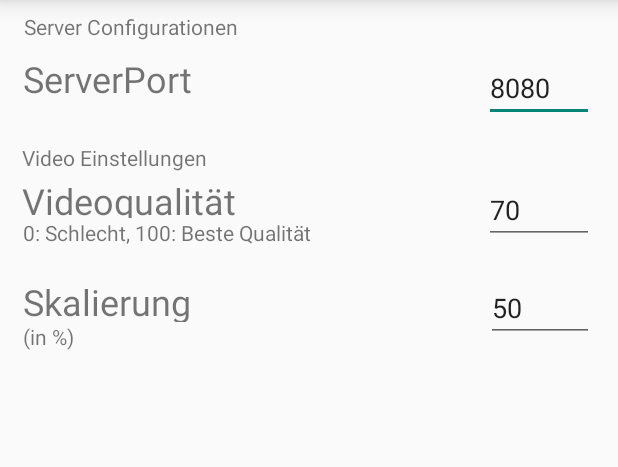
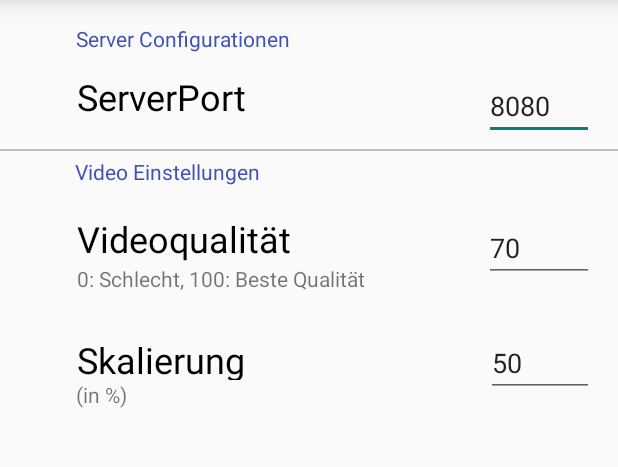
Before and after one commit to unknownSaschka/MobaApp, an Android app: the Settings screen opened directly, with no data from a screen before it, on a phone screen of 412 x 824 dp, the part 75-542 px from its top. Run offline under Robolectric (Android 15) with nearby library versions, the phone set to English and light mode, and no system bars; Roboto replaces fonts that are not available here.

Commit message:
App hat neues Logo

```diff
--- a/app/src/main/AndroidManifest.xml
+++ b/app/src/main/AndroidManifest.xml
@@ -11,7 +11,7 @@
     <uses-permission android:name="android.permission.READ_EXTERNAL_STORAGE" /> <!-- uses-permission android:name="android.permission.READ_CONTACTS"/ -->
     <application
         android:allowBackup="true"
-        android:icon="@mipmap/ic_launcher"
+        android:icon="@drawable/ic_logo"
         android:label="@string/app_name"
         android:roundIcon="@mipmap/ic_launcher_round"
         android:supportsRtl="true"
--- /dev/null
+++ b/app/src/main/res/drawable/ic_logo.xml
@@ -0,0 +1,5 @@
+<vector android:height="24dp" android:viewportHeight="417"
+    android:viewportWidth="417" android:width="24dp" xmlns:android="http://schemas.android.com/apk/res/android">
+    <path android:fillColor="#4abac6" android:pathData="M149.8,336.23l-34.69,-34.69l95.49,-95.49l-95.49,-95.49l34.69,-34.69l130.19,130.18l-130.19,130.18z"/>
+    <path android:fillColor="#dbdbdb" android:pathData="M208.5,358.13C126,358.13 58.87,291 58.87,208.5S126,58.87 208.5,58.87 358.13,126 358.13,208.5 291,358.13 208.5,358.13ZM208.5,107.93A100.57,100.57 0,1 0,309.07 208.5,100.68 100.68,0 0,0 208.5,107.93Z"/>
+</vector>
--- a/app/src/main/res/layout/activity_settings.xml
+++ b/app/src/main/res/layout/activity_settings.xml
@@ -15,15 +15,29 @@
         android:layout_width="match_parent"
         android:layout_height="match_parent">
 
+        <View
+            android:id="@+id/view"
+            android:layout_width="fill_parent"
+            android:layout_height="1dp"
+            android:layout_marginTop="8dp"
+            android:background="#c0c0c0"
+            app:layout_constraintEnd_toEndOf="parent"
+            app:layout_constraintHorizontal_bias="0.0"
+            app:layout_constraintStart_toStartOf="parent"
+            app:layout_constraintTop_toBottomOf="@+id/serverPortSetting" />
+
         <EditText
             android:id="@+id/serverPortSettingsValue"
             android:layout_width="73dp"
             android:layout_height="45dp"
             android:layout_marginEnd="16dp"
-            android:layout_marginTop="8dp"
+            android:layout_marginStart="8dp"
+            android:layout_marginTop="12dp"
             android:ems="10"
             android:inputType="numberDecimal"
             app:layout_constraintEnd_toEndOf="parent"
+            app:layout_constraintHorizontal_bias="1.0"
+            app:layout_constraintStart_toEndOf="@+id/serverPortSetting"
             app:layout_constraintTop_toBottomOf="@+id/textView2" />
 
         <TextView
@@ -32,11 +46,12 @@
             android:layout_height="43dp"
             android:layout_marginEnd="8dp"
             android:layout_marginStart="8dp"
-            android:layout_marginTop="8dp"
+            android:layout_marginTop="12dp"
             android:text="ServerPort"
+            android:textColor="@android:color/black"
             android:textSize="24sp"
-            app:layout_constraintEnd_toStartOf="@+id/serverPortSettingsValue"
-            app:layout_constraintHorizontal_bias="0.082"
+            app:layout_constraintEnd_toEndOf="parent"
+            app:layout_constraintHorizontal_bias="0.241"
             app:layout_constraintStart_toStartOf="parent"
             app:layout_constraintTop_toBottomOf="@+id/textView2" />
 
@@ -44,9 +59,13 @@
             android:id="@+id/textView2"
             android:layout_width="152dp"
             android:layout_height="20dp"
-            android:layout_marginStart="16dp"
-            android:layout_marginTop="8dp"
+            android:layout_marginEnd="8dp"
+            android:layout_marginStart="8dp"
+            android:layout_marginTop="16dp"
             android:text="Server Configurationen"
+            android:textColor="@color/colorPrimary"
+            app:layout_constraintEnd_toEndOf="parent"
+            app:layout_constraintHorizontal_bias="0.176"
             app:layout_constraintStart_toStartOf="parent"
             app:layout_constraintTop_toBottomOf="@+id/toolbar" />
 
@@ -56,36 +75,41 @@
             android:layout_height="22dp"
             android:layout_marginEnd="8dp"
             android:layout_marginStart="8dp"
-            android:layout_marginTop="16dp"
+            android:layout_marginTop="4dp"
             android:text="Video Einstellungen"
+            android:textColor="@color/colorPrimary"
             app:layout_constraintEnd_toEndOf="parent"
-            app:layout_constraintHorizontal_bias="0.03"
+            app:layout_constraintHorizontal_bias="0.184"
             app:layout_constraintStart_toStartOf="parent"
-            app:layout_constraintTop_toBottomOf="@+id/serverPortSetting" />
+            app:layout_constraintTop_toBottomOf="@+id/view" />
 
         <TextView
             android:id="@+id/textView4"
             android:layout_width="232dp"
-            android:layout_height="28dp"
+            android:layout_height="33dp"
             android:layout_marginEnd="8dp"
             android:layout_marginStart="8dp"
+            android:layout_marginTop="16dp"
             android:text="Videoqualität"
+            android:textColor="@android:color/black"
             android:textSize="24sp"
-            app:layout_constraintEnd_toStartOf="@+id/streamQuality"
-            app:layout_constraintHorizontal_bias="0.088"
+            app:layout_constraintEnd_toEndOf="parent"
+            app:layout_constraintHorizontal_bias="0.263"
             app:layout_constraintStart_toStartOf="parent"
             app:layout_constraintTop_toBottomOf="@+id/videoSettings" />
 
         <EditText
             android:id="@+id/streamQuality"
             android:layout_width="73dp"
-            android:layout_height="wrap_content"
+            android:layout_height="45dp"
             android:layout_marginEnd="16dp"
-            android:layout_marginTop="36dp"
+            android:layout_marginStart="8dp"
             android:ems="10"
             android:inputType="numberDecimal"
             app:layout_constraintEnd_toEndOf="parent"
-            app:layout_constraintTop_toBottomOf="@+id/serverPortSettingsValue" />
+            app:layout_constraintHorizontal_bias="1.0"
+            app:layout_constraintStart_toEndOf="@+id/textView4"
+            app:layout_constraintTop_toTopOf="@+id/textView4" />
 
         <TextView
             android:id="@+id/textView5"
@@ -94,8 +118,8 @@
             android:layout_marginEnd="8dp"
             android:layout_marginStart="8dp"
             android:text="0: Schlecht, 100: Beste Qualität"
-            app:layout_constraintEnd_toStartOf="@+id/streamQuality"
-            app:layout_constraintHorizontal_bias="0.078"
+            app:layout_constraintEnd_toEndOf="parent"
+            app:layout_constraintHorizontal_bias="0.233"
             app:layout_constraintStart_toStartOf="parent"
             app:layout_constraintTop_toBottomOf="@+id/textView4" />
 
@@ -120,24 +144,27 @@
             android:layout_height="30dp"
             android:layout_marginEnd="8dp"
             android:layout_marginStart="8dp"
-            android:layout_marginTop="12dp"
+            android:layout_marginTop="20dp"
             android:text="@string/scalingSetting"
+            android:textColor="@android:color/black"
             android:textSize="24sp"
-            app:layout_constraintEnd_toStartOf="@+id/scaleSettingValue"
-            app:layout_constraintHorizontal_bias="0.061"
+            app:layout_constraintEnd_toEndOf="parent"
+            app:layout_constraintHorizontal_bias="0.211"
             app:layout_constraintStart_toStartOf="parent"
             app:layout_constraintTop_toBottomOf="@+id/textView5" />
 
         <EditText
             android:id="@+id/scaleSettingValue"
             android:layout_width="72dp"
-            android:layout_height="wrap_content"
+            android:layout_height="41dp"
             android:layout_marginEnd="16dp"
-            android:layout_marginTop="20dp"
+            android:layout_marginStart="8dp"
             android:ems="10"
             android:inputType="numberDecimal"
             app:layout_constraintEnd_toEndOf="parent"
-            app:layout_constraintTop_toBottomOf="@+id/streamQuality" />
+            app:layout_constraintHorizontal_bias="1.0"
+            app:layout_constraintStart_toEndOf="@+id/scalingTextView"
+            app:layout_constraintTop_toTopOf="@+id/scalingTextView" />
 
         <TextView
             android:id="@+id/settingScaleInfo"
@@ -147,9 +174,10 @@
             android:layout_marginStart="8dp"
             android:text="@string/scalingInfo"
             app:layout_constraintEnd_toStartOf="@+id/scaleSettingValue"
-            app:layout_constraintHorizontal_bias="0.03"
+            app:layout_constraintHorizontal_bias="0.18"
             app:layout_constraintStart_toStartOf="parent"
             app:layout_constraintTop_toBottomOf="@+id/scalingTextView" />
+
     </android.support.constraint.ConstraintLayout>
 
     <android.support.design.widget.NavigationView
@@ -160,4 +188,5 @@
         android:fitsSystemWindows="true"
         app:menu="@menu/drawer_view"
         app:headerLayout="@layout/nav_header"/>
+
 </android.support.v4.widget.DrawerLayout>
```
